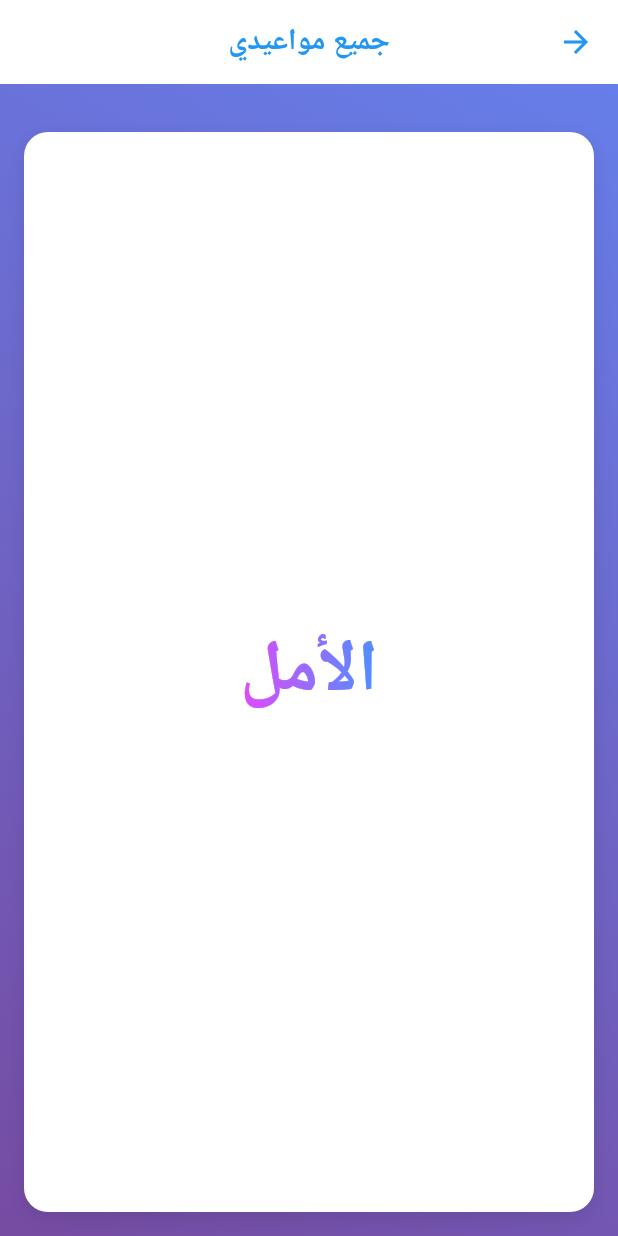
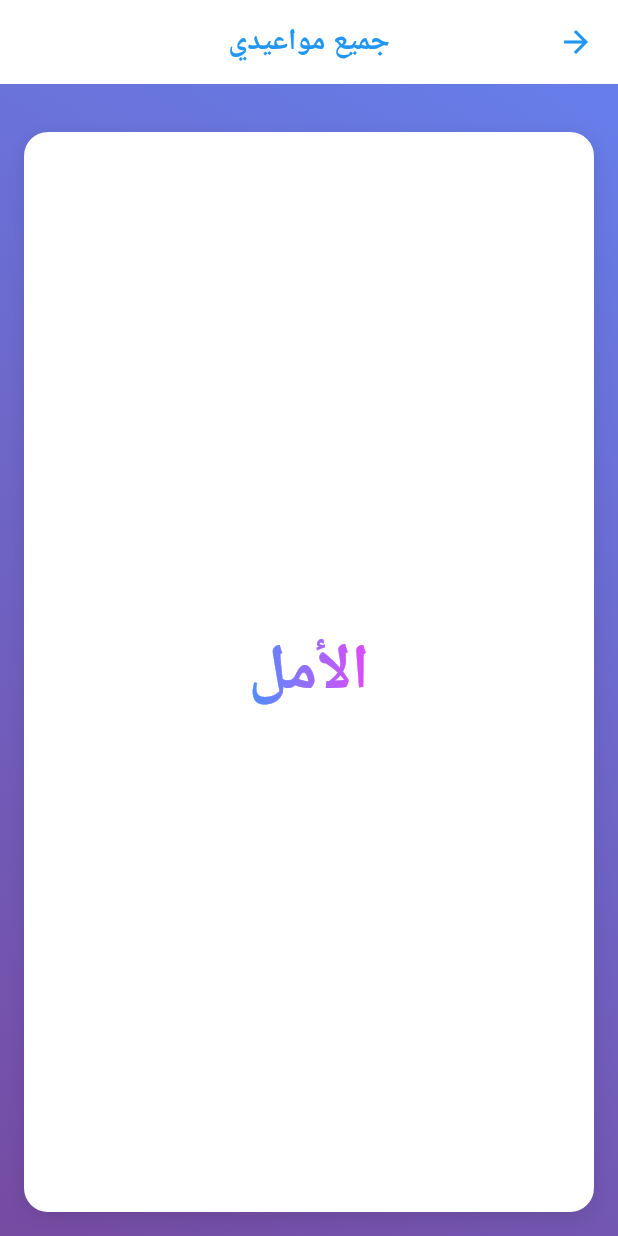
Before and after one commit to top1obada/alamalClinic, a Flutter app: the PatientAppointmentsUi screen opened directly, on a phone screen of 412 x 824 dp. Run offline on Flutter 3.47's test engine with Material 3 defaults, Android fonts, the phone set to English and light mode, and no system bars; our stand-ins replace dartz, dio, shared_preferences; accounts and stored records are empty; Roboto replaces fonts that are missing (Arial, Tajawal).

Commit message:
hello now

```diff
--- a/clinic_appointment_booking_widgets/lib/DoctorImages/get_image_by_link.dart
+++ b/clinic_appointment_booking_widgets/lib/DoctorImages/get_image_by_link.dart
@@ -21,16 +21,16 @@ class CloudinaryImage extends StatelessWidget {
       imageUrl,
       width: imageWidth,
       height: imageHeight,
-      fit: fit ?? BoxFit.cover, // Default to cover for profile images
+      fit: fit ?? BoxFit.cover,
       loadingBuilder: (context, child, progress) {
         if (progress == null) return child;
 
-        return const Center(child: HopeLoader());
+        return HopeLoader();
       },
       errorBuilder: (context, error, stackTrace) {
         return Center(
           child: Icon(
-            Icons.person, // Changed to person icon for profile
+            Icons.person,
             color: Colors.grey[400],
             size: imageHeight * 0.5,
           ),
--- a/clinic_appointment_booking_widgets/lib/DoctorWidgets/doctor_widget_card.dart
+++ b/clinic_appointment_booking_widgets/lib/DoctorWidgets/doctor_widget_card.dart
@@ -112,7 +112,6 @@ class _WDDoctorCardState extends State<WDDoctorCard> {
         border: Border.all(color: Colors.blue[100]!, width: 2.0),
       ),
       child: ClipOval(
-        // Use ClipOval for circular profile
         child:
             widget.doctorDTO.doctorImageLink != null &&
                     widget.doctorDTO.doctorImageLink!.isNotEmpty
@@ -120,7 +119,7 @@ class _WDDoctorCardState extends State<WDDoctorCard> {
                   imageUrl: widget.doctorDTO.doctorImageLink!,
                   imageHeight: imageSize,
                   imageWidth: imageSize,
-                  fit: BoxFit.cover, // Cover to fill the circular area
+                  fit: BoxFit.cover,
                 )
                 : _buildProfilePlaceholderIcon(imageSize),
       ),
--- a/clinic_appointment_booking_widgets/lib/Loaders/hope_loader.dart
+++ b/clinic_appointment_booking_widgets/lib/Loaders/hope_loader.dart
@@ -22,26 +22,20 @@ class _HopeLoaderState extends State<HopeLoader>
 
   @override
   Widget build(BuildContext context) {
-    return Directionality(
-      textDirection: TextDirection.rtl,
-      child: FadeTransition(
+    return FadeTransition(
       opacity: controller,
       child: ShaderMask(
         shaderCallback:
             (bounds) => LinearGradient(
               colors: [Colors.blueAccent, Colors.purpleAccent],
-                begin: Alignment.centerRight,
-                end: Alignment.centerLeft,
             ).createShader(bounds),
         child: const Text(
           'الأمل',
           style: TextStyle(
-              fontSize: 48, // حجم أكبر للعربية
+            fontSize: 42,
             fontWeight: FontWeight.bold,
             color: Colors.white,
-              fontFamily: 'Arial', // خط يدعم العربية بشكل أفضل
-              height: 1.2,
-            ),
+            letterSpacing: 2,
           ),
         ),
       ),
```
Lines whose indentation alone changed are shown as unchanged.
